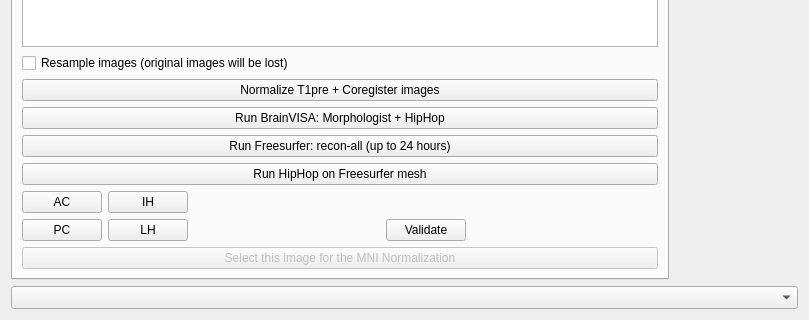
Qt form ImageImport.ui (IntrAnatSEEGSoftware/IntrAnat) before a commit; both pictures show x 0 to 809 and y 416 to 736 of the 809 by 736 pixel window.
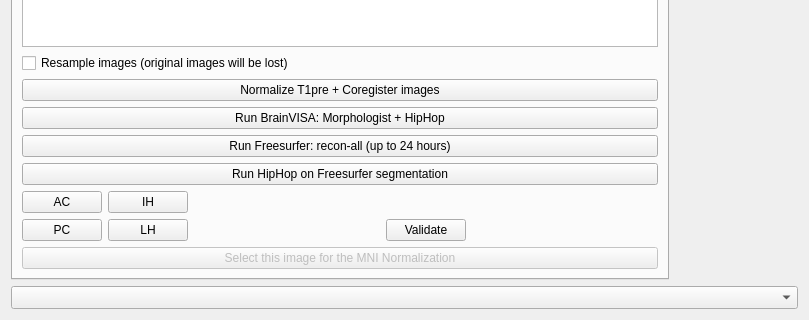
The same form after that commit. The open tabs and pages were chosen to show the change.

Commit message: Handling Hippocampus + various bug fixes

Patch:
```diff
--- a/ImageImport.ui
+++ b/ImageImport.ui
@@ -863,7 +863,7 @@
         <item>
          <widget class="QPushButton" name="runMarsAtlasFreesurferButton">
           <property name="text">
-           <string>Run HipHop on Freesurfer mesh</string>
+           <string>Run HipHop on Freesurfer segmentation</string>
           </property>
          </widget>
         </item>
```
The commit also changes 2 other files.
